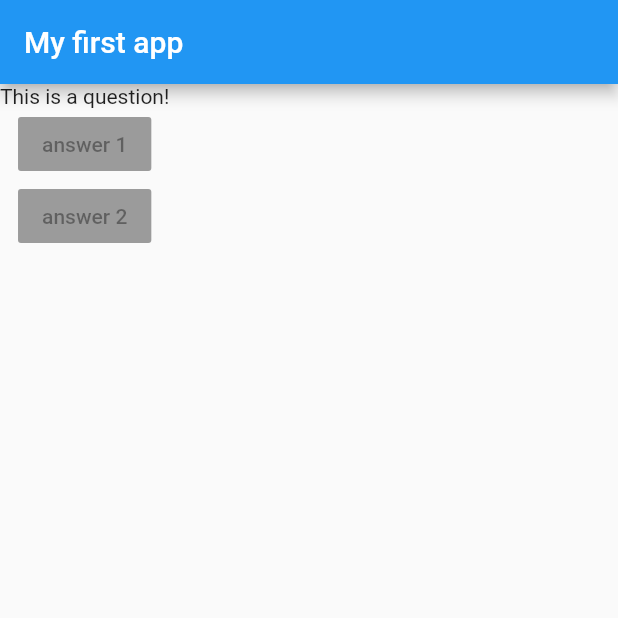
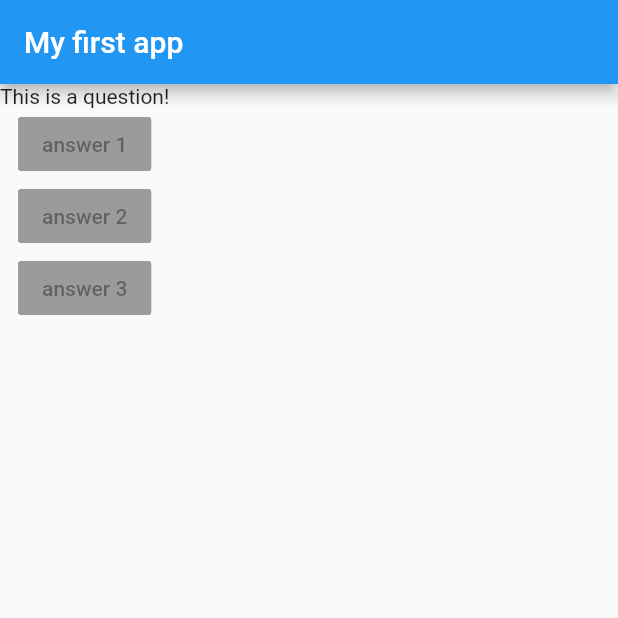
Before and after one commit to Djumabaevs/flutter_guide, a Flutter app: the screen it shows after launch, on a phone screen of 412 x 824 dp, the top half of it. Run offline on Flutter 3.47's test engine with Material 2 defaults, Android fonts, the phone set to English and light mode, and no system bars.

Commit message:
hot reload iphone 11

```diff
--- a/lib/main.dart
+++ b/lib/main.dart
@@ -22,7 +22,11 @@ class MyApp extends StatelessWidget {
             RaisedButton(
               child: Text('answer 2'),
               onPressed: null,
-            )
+            ),
+            RaisedButton(
+              child: Text('answer 3'),
+              onPressed: null,
+            ),
           ],
         ),
       ),
```
